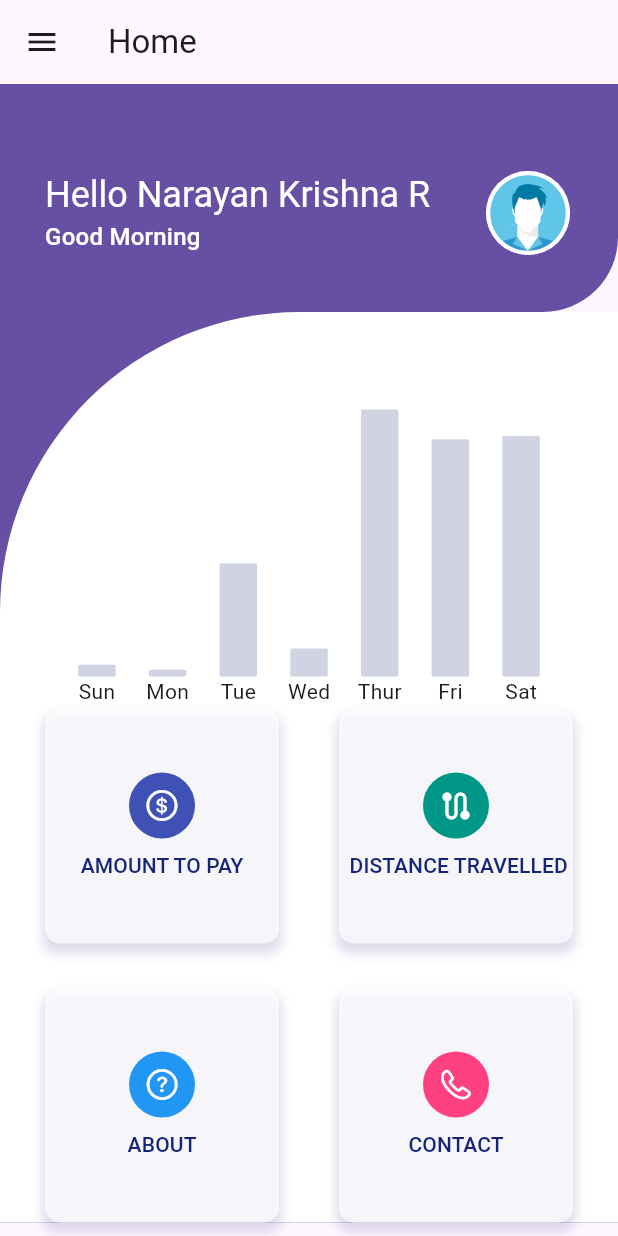
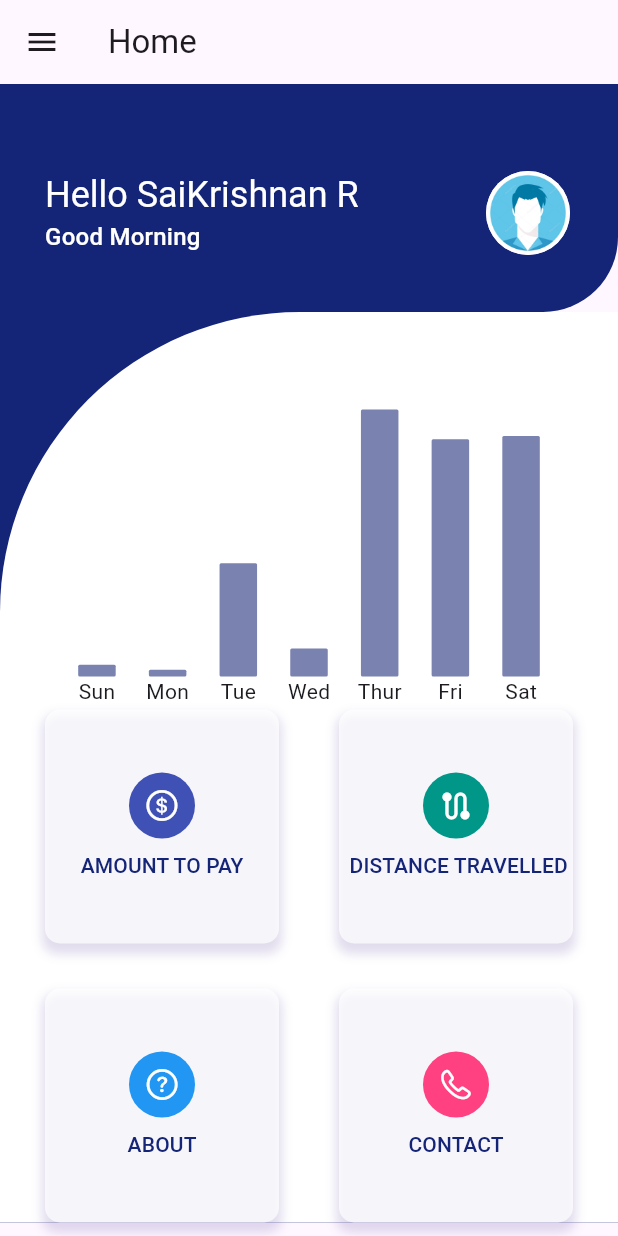
Before and after one commit to saikrishy3808u3qr3pur3q/Firebase_int, a Flutter app: the MyHomePage screen opened directly, on a phone screen of 412 x 824 dp. Run offline on Flutter 3.47's test engine with Material 2 defaults, Android fonts, the phone set to English and light mode, and no system bars; drawn by our look-alikes of fl_chart; our stand-ins replace cloud_firestore, firebase_auth, firebase_core, firebase_storage, get, image_picker and 2 more; accounts and stored records are empty.

Commit message:
changes final

```diff
--- a/lib/bar graph/bar_graph.dart
+++ b/lib/bar graph/bar_graph.dart
@@ -22,7 +22,7 @@ class MyBarGraph extends StatelessWidget {
       barRods: [
         BarChartRodData(
           toY: data.y,
-          color:Color(0xFFD0D3E2),
+          color:Color(0xFF7A82B0),
           width:25,
           borderRadius: BorderRadius.circular(1),
           backDrawRodData: BackgroundBarChartRodData(
--- a/lib/view/home_screen/home_screen.dart
+++ b/lib/view/home_screen/home_screen.dart
@@ -31,13 +31,14 @@ class MyHomePage extends StatefulWidget {
 }
 
 class _MyHomePageState extends State<MyHomePage> {
-  final LoginSignUpController _loginSignUpController =
+  final LoginSignUpController loginSignUpController =
   Get.find<LoginSignUpController>();
   final UserService _userService = UserService();
+  static const primaryColor = Color(0xFF142477);
 
   @override
   void dispose() {
-    _loginSignUpController.dispose();
+    loginSignUpController.dispose();
     super.dispose();
   }
   static const IconData route = IconData(0xf0561, fontFamily: 'MaterialIcons');
@@ -49,14 +50,14 @@ class _MyHomePageState extends State<MyHomePage> {
       ),
       drawer: Drawer(
         surfaceTintColor: Colors.grey,
-        backgroundColor: Colors.grey,
+        backgroundColor: Colors.white,
         child: ListView(
           padding: EdgeInsets.zero,
           children: [
             UserAccountsDrawerHeader
               (
                 decoration: BoxDecoration(
-                  color: Colors.black,
+                  color: Color(0xFF142477),
                 ),
                 accountName: Text('Saikrishnan R ',style:
                 TextStyle(
@@ -67,6 +68,7 @@ class _MyHomePageState extends State<MyHomePage> {
                   fontSize: 15,
                 ),)),
             ListTile(
+              selectedColor: Color(0xFF7A82B0),
               onTap: (){
                 Navigator.pushNamed(context, "/currenttrip");
               },
@@ -89,7 +91,7 @@ class _MyHomePageState extends State<MyHomePage> {
             ),
             ListTile(
               onTap: (){
-                Navigator.pushNamed(context, "/settings");
+                Navigator.pushNamed(context, "/settings",arguments: loginSignUpController);
               },
               leading: Icon(Icons.settings),
               title: Text("Settings"),
@@ -103,7 +105,7 @@ class _MyHomePageState extends State<MyHomePage> {
             ),
             ListTile(
               onTap: () async {
-                await _loginSignUpController.logOut();
+                await loginSignUpController.logOut();
                 Get.offAllNamed(AppRoutes.loginScreen);
 
               },
@@ -118,7 +120,7 @@ class _MyHomePageState extends State<MyHomePage> {
         children: [
           Container(
             decoration: BoxDecoration(
-              color: Theme.of(context).primaryColor,
+              color: primaryColor,
               borderRadius: const BorderRadius.only(
                 bottomRight: Radius.circular(50),
               ),
@@ -128,7 +130,7 @@ class _MyHomePageState extends State<MyHomePage> {
                 const SizedBox(height: 50),
                 ListTile(
                   contentPadding: const EdgeInsets.symmetric(horizontal: 30),
-                  title: Text('Hello Narayan Krishna R', style: Theme.of(context).textTheme.headlineSmall?.copyWith(
+                  title: Text('Hello SaiKrishnan R', style: Theme.of(context).textTheme.headlineSmall?.copyWith(
                       color: Colors.white
                   )),
                   subtitle: Text('Good Morning', style: Theme.of(context).textTheme.titleMedium?.copyWith(
@@ -144,7 +146,7 @@ class _MyHomePageState extends State<MyHomePage> {
             ),
           ),
           Container(
-            color: Theme.of(context).primaryColor,
+            color: primaryColor,
             child: Container(
               padding: const EdgeInsets.symmetric(horizontal: 30),
               decoration: const BoxDecoration(
@@ -189,7 +191,11 @@ class _MyHomePageState extends State<MyHomePage> {
   }
 
   itemDashboard(String title, IconData iconData, Color background) =>
-      Container(
+      GestureDetector(
+        onTap: (){
+
+        },
+        child: Container(
           decoration: BoxDecoration(
               color: Colors.white70,
               borderRadius: BorderRadius.circular(10),
@@ -217,6 +223,7 @@ class _MyHomePageState extends State<MyHomePage> {
                 const SizedBox(height: 8),
                 Text(title.toUpperCase(), style: Theme.of(context).textTheme.titleSmall?.copyWith(color:Color(0xFF142477))),
               ],
+            ),
           ),
         ),
       );
```
Also changed, not shown: lib/view/screens/settings_screen.dart (+9 -15 lines). Lines whose indentation alone changed are shown as unchanged.
